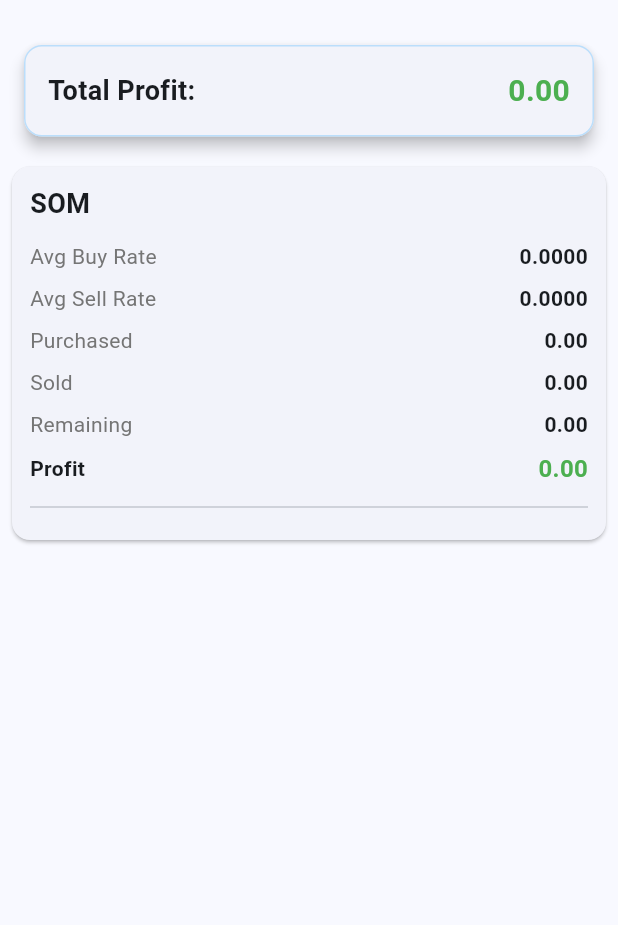
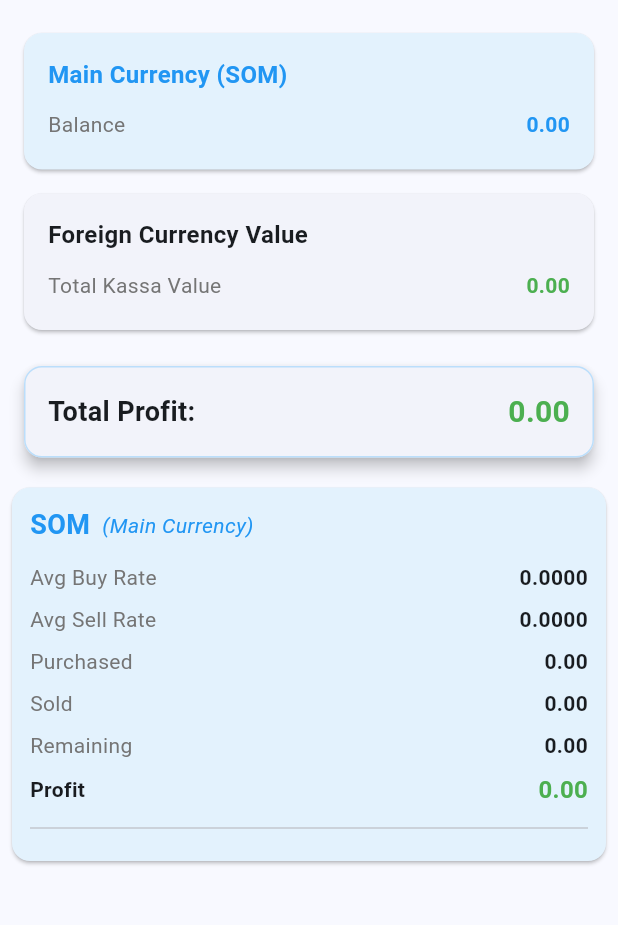
Before and after one commit to chalshik/CurrencyExchanger, a Flutter app: the AnalyticsScreen screen opened directly, after a tap on the "refresh" icon, on a phone screen of 412 x 824 dp, the part 63-988 px from its top. Run offline on Flutter 3.47's test engine with Material 3 defaults, Android fonts, the light colour scheme and no system bars; our stand-ins replace sqflite, syncfusion_flutter_charts; accounts and stored records are empty.

Commit message:
clean SOM by default

```diff
--- a/lib/screens/analytical_screen.dart
+++ b/lib/screens/analytical_screen.dart
@@ -4,15 +4,16 @@ import '../db_helper.dart';
 
 class AnalyticsDiagramScreen extends StatefulWidget {
   @override
-  _AnalyticsScreenState createState() => _AnalyticsScreenState();
+  _AnalyticsDiagramScreenState createState() => _AnalyticsDiagramScreenState();
 }
 
-class _AnalyticsScreenState extends State<AnalyticsDiagramScreen> {
+class _AnalyticsDiagramScreenState extends State<AnalyticsDiagramScreen> {
   // Current selected chart type
   ChartType _selectedChartType = ChartType.pie;
   // Current selected pie subtype
   PieSubType _selectedPieSubType = PieSubType.bought;
   final DatabaseHelper _dbHelper = DatabaseHelper.instance;
+
   @override
   Widget build(BuildContext context) {
     return Scaffold(
@@ -108,10 +109,14 @@ class _AnalyticsScreenState extends State<AnalyticsDiagramScreen> {
         }
 
         final data = snapshot.data!;
-        final chartData =
+        List<Map<String, dynamic>> chartData =
             _selectedPieSubType == PieSubType.bought
                 ? data['purchases'] as List<Map<String, dynamic>>
                 : data['sales'] as List<Map<String, dynamic>>;
+
+        // Filter out SOM currency
+        chartData =
+            chartData.where((item) => item['currency_code'] != 'SOM').toList();
 
         final valueKey =
             _selectedPieSubType == PieSubType.bought
@@ -121,8 +126,8 @@ class _AnalyticsScreenState extends State<AnalyticsDiagramScreen> {
         return _buildSyncfusionPieChart(
           title:
               _selectedPieSubType == PieSubType.bought
-                  ? 'Purchased Currencies'
-                  : 'Sold Currencies',
+                  ? 'Purchased Currencies (excl. SOM)'
+                  : 'Sold Currencies (excl. SOM)',
           data: chartData,
           valueKey: valueKey,
           labelKey: 'currency_code',
--- a/lib/screens/report_screen.dart
+++ b/lib/screens/report_screen.dart
@@ -1,5 +1,4 @@
 import 'package:flutter/material.dart';
-import 'package:intl/intl.dart';
 import '../db_helper.dart';
 
 class AnalyticsScreen extends StatefulWidget {
@@ -13,6 +12,8 @@ class _AnalyticsScreenState extends State<AnalyticsScreen> {
   final DatabaseHelper _dbHelper = DatabaseHelper.instance;
   List<Map<String, dynamic>> _currencyStats = [];
   double _totalProfit = 0.0;
+  double _somBalance = 0.0;
+  double _kassaValue = 0.0;
   bool _isLoading = true;
 
   @override
@@ -31,10 +32,26 @@ class _AnalyticsScreenState extends State<AnalyticsScreen> {
 
       if (!mounted) return;
 
+      // Calculate SOM balance and kassa value
+      double somBalance = 0.0;
+      double kassaValue = 0.0;
+
+      final stats = analytics['currency_stats'] as List<Map<String, dynamic>>;
+      for (var stat in stats) {
+        if (stat['currency'] == 'SOM') {
+          somBalance = stat['current_quantity'] as double;
+        } else {
+          kassaValue +=
+              (stat['current_quantity'] as double) *
+              (stat['avg_sale_rate'] as double);
+        }
+      }
+
       setState(() {
-        _currencyStats =
-            analytics['currency_stats'] as List<Map<String, dynamic>>;
+        _currencyStats = stats;
         _totalProfit = analytics['total_profit'] as double;
+        _somBalance = somBalance;
+        _kassaValue = kassaValue;
         _isLoading = false;
       });
     } catch (e) {
@@ -47,26 +64,93 @@ class _AnalyticsScreenState extends State<AnalyticsScreen> {
     }
   }
 
-  Widget _buildMobileTable() {
-    return ListView.builder(
-      shrinkWrap: true,
-      physics: const NeverScrollableScrollPhysics(),
-      itemCount: _currencyStats.length,
-      itemBuilder: (context, index) {
-        final stat = _currencyStats[index];
+  Widget _buildSummaryCards() {
+    return Column(
+      children: [
+        Card(
+          margin: const EdgeInsets.symmetric(horizontal: 16, vertical: 8),
+          color: Colors.blue.shade50, // Light blue background for SOM
+          child: Padding(
+            padding: const EdgeInsets.all(16),
+            child: Column(
+              crossAxisAlignment: CrossAxisAlignment.start,
+              children: [
+                const Text(
+                  'Main Currency (SOM)',
+                  style: TextStyle(
+                    fontSize: 16,
+                    fontWeight: FontWeight.bold,
+                    color: Colors.blue,
+                  ),
+                ),
+                const SizedBox(height: 8),
+                _buildStatRow(
+                  'Balance',
+                  _somBalance.toStringAsFixed(2),
+                  valueColor: Colors.blue,
+                ),
+              ],
+            ),
+          ),
+        ),
+        Card(
+          margin: const EdgeInsets.symmetric(horizontal: 16, vertical: 8),
+          child: Padding(
+            padding: const EdgeInsets.all(16),
+            child: Column(
+              crossAxisAlignment: CrossAxisAlignment.start,
+              children: [
+                const Text(
+                  'Foreign Currency Value',
+                  style: TextStyle(fontSize: 16, fontWeight: FontWeight.bold),
+                ),
+                const SizedBox(height: 8),
+                _buildStatRow(
+                  'Total Kassa Value',
+                  _kassaValue.toStringAsFixed(2),
+                  valueColor: Colors.green,
+                ),
+              ],
+            ),
+          ),
+        ),
+      ],
+    );
+  }
+
+  Widget _buildCurrencyCard(Map<String, dynamic> stat) {
+    final isSom = stat['currency'] == 'SOM';
+
     return Card(
       margin: const EdgeInsets.symmetric(horizontal: 8, vertical: 4),
+      color: isSom ? Colors.blue.shade50 : null,
       child: Padding(
         padding: const EdgeInsets.all(12),
         child: Column(
           crossAxisAlignment: CrossAxisAlignment.start,
           children: [
+            Row(
+              children: [
                 Text(
                   stat['currency'].toString(),
-                  style: const TextStyle(
+                  style: TextStyle(
                     fontSize: 18,
                     fontWeight: FontWeight.bold,
+                    color: isSom ? Colors.blue : null,
                   ),
+                ),
+                if (isSom)
+                  const Padding(
+                    padding: EdgeInsets.only(left: 8),
+                    child: Text(
+                      '(Main Currency)',
+                      style: TextStyle(
+                        color: Colors.blue,
+                        fontStyle: FontStyle.italic,
+                      ),
+                    ),
+                  ),
+              ],
             ),
             const SizedBox(height: 8),
             _buildStatRow(
@@ -92,18 +176,19 @@ class _AnalyticsScreenState extends State<AnalyticsScreen> {
         ),
       ),
     );
-      },
-    );
   }
 
-  Widget _buildStatRow(String label, String value) {
+  Widget _buildStatRow(String label, String value, {Color? valueColor}) {
     return Padding(
       padding: const EdgeInsets.symmetric(vertical: 4),
       child: Row(
         mainAxisAlignment: MainAxisAlignment.spaceBetween,
         children: [
           Text(label, style: TextStyle(color: Colors.grey.shade600)),
-          Text(value, style: const TextStyle(fontWeight: FontWeight.bold)),
+          Text(
+            value,
+            style: TextStyle(fontWeight: FontWeight.bold, color: valueColor),
+          ),
         ],
       ),
     );
@@ -125,91 +210,6 @@ class _AnalyticsScreenState extends State<AnalyticsScreen> {
             ),
           ),
         ],
-      ),
-    );
-  }
-
-  Widget _buildTabletTable() {
-    return SingleChildScrollView(
-      scrollDirection: Axis.horizontal,
-      child: DataTable(
-        columnSpacing: 24,
-        horizontalMargin: 12,
-        headingRowColor: MaterialStateProperty.resolveWith<Color>(
-          (states) => Colors.blue.shade50,
-        ),
-        columns: const [
-          DataColumn(
-            label: Text(
-              'Currency',
-              style: TextStyle(fontWeight: FontWeight.bold),
-            ),
-          ),
-          DataColumn(
-            label: Text(
-              'Avg Buy Rate',
-              style: TextStyle(fontWeight: FontWeight.bold),
-            ),
-            numeric: true,
-          ),
-          DataColumn(
-            label: Text(
-              'Avg Sell Rate',
-              style: TextStyle(fontWeight: FontWeight.bold),
-            ),
-            numeric: true,
-          ),
-          DataColumn(
-            label: Text(
-              'Purchased',
-              style: TextStyle(fontWeight: FontWeight.bold),
-            ),
-            numeric: true,
-          ),
-          DataColumn(
-            label: Text('Sold', style: TextStyle(fontWeight: FontWeight.bold)),
-            numeric: true,
-          ),
-          DataColumn(
-            label: Text(
-              'Remaining',
-              style: TextStyle(fontWeight: FontWeight.bold),
-            ),
-            numeric: true,
-          ),
-          DataColumn(
-            label: Text(
-              'Profit',
-              style: TextStyle(fontWeight: FontWeight.bold),
-            ),
-            numeric: true,
-          ),
-        ],
-        rows:
-            _currencyStats.map((stat) {
-              return DataRow(
-                cells: [
-                  DataCell(Text(stat['currency'].toString())),
-                  DataCell(Text(stat['avg_purchase_rate'].toStringAsFixed(4))),
-                  DataCell(Text(stat['avg_sale_rate'].toStringAsFixed(4))),
-                  DataCell(Text(stat['total_purchased'].toStringAsFixed(2))),
-                  DataCell(Text(stat['total_sold'].toStringAsFixed(2))),
-                  DataCell(Text(stat['current_quantity'].toStringAsFixed(2))),
-                  DataCell(
-                    Text(
-                      stat['profit'].toStringAsFixed(2),
-                      style: TextStyle(
-                        color:
-                            (stat['profit'] as double) >= 0
-                                ? Colors.green
-                                : Colors.red,
-                        fontWeight: FontWeight.bold,
-                      ),
-                    ),
-                  ),
-                ],
-              );
-            }).toList(),
       ),
     );
   }
@@ -247,8 +247,6 @@ class _AnalyticsScreenState extends State<AnalyticsScreen> {
 
   @override
   Widget build(BuildContext context) {
-    final isTablet = MediaQuery.of(context).size.width > 600;
-
     return Scaffold(
       appBar: AppBar(
         title: const Text('Currency Analytics'),
@@ -259,20 +257,20 @@ class _AnalyticsScreenState extends State<AnalyticsScreen> {
           ),
         ],
       ),
-      body: Column(
-        children: [
-          if (!_isLoading && _currencyStats.isNotEmpty) _buildTotalProfitCard(),
-          Expanded(
-            child:
+      body:
           _isLoading
               ? const Center(child: CircularProgressIndicator())
               : _currencyStats.isEmpty
               ? const Center(child: Text('No analytics data available'))
-                    : isTablet
-                    ? _buildTabletTable()
-                    : _buildMobileTable(),
+              : SingleChildScrollView(
+                child: Column(
+                  children: [
+                    _buildSummaryCards(),
+                    _buildTotalProfitCard(),
+                    // Show all currencies including SOM (now properly highlighted)
+                    ..._currencyStats.map((stat) => _buildCurrencyCard(stat)),
+                  ],
                 ),
-        ],
               ),
     );
   }
```
Also changed, not shown: lib/screens/settings.dart (+79 -18 lines). Lines whose indentation alone changed are shown as unchanged.
